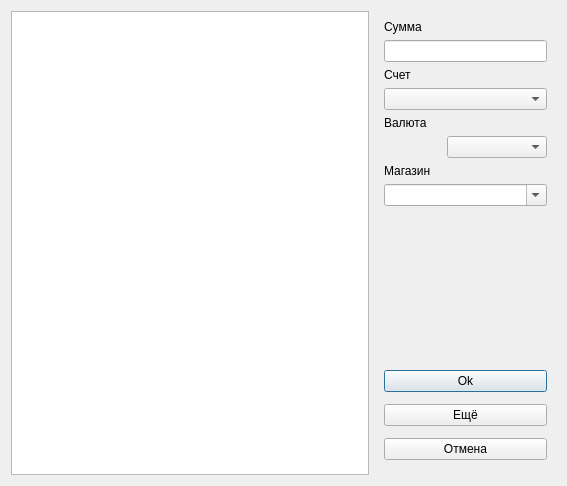
Above: src/gui/forms/document-dialog.ui from barmakuks/home-budget-git before the change. Below: the same form after it.
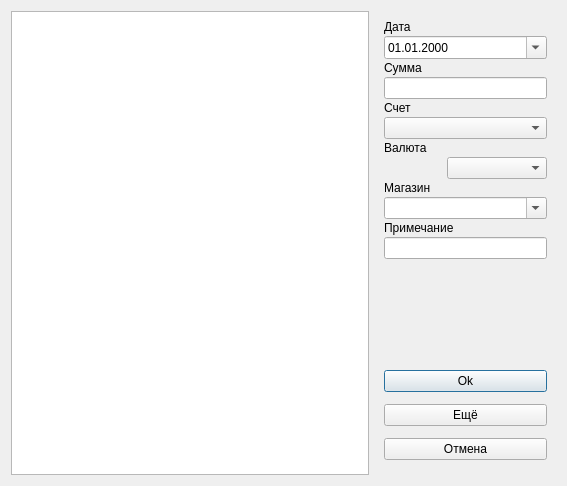
That is the form after the change.

Commit message: DocumentDialog. Save edited document. Button More implemented

Diff of the .ui file:
```diff
--- a/src/gui/forms/document-dialog.ui
+++ b/src/gui/forms/document-dialog.ui
@@ -70,6 +70,26 @@
       <item alignment="Qt::AlignTop">
        <widget class="QWidget" name="widget_2" native="true">
         <layout class="QVBoxLayout" name="verticalLayout_2">
+         <property name="spacing">
+          <number>2</number>
+         </property>
+         <item>
+          <widget class="QLabel" name="label_5">
+           <property name="text">
+            <string>Дата</string>
+           </property>
+          </widget>
+         </item>
+         <item>
+          <widget class="QDateEdit" name="dateEdit">
+           <property name="displayFormat">
+            <string>dd.MM.yyyy</string>
+           </property>
+           <property name="calendarPopup">
+            <bool>true</bool>
+           </property>
+          </widget>
+         </item>
          <item>
           <widget class="QLabel" name="label">
            <property name="text">
@@ -131,6 +151,16 @@
            </property>
           </widget>
          </item>
+         <item>
+          <widget class="QLabel" name="label_6">
+           <property name="text">
+            <string>Примечание</string>
+           </property>
+          </widget>
+         </item>
+         <item>
+          <widget class="QLineEdit" name="noteEdit"/>
+         </item>
         </layout>
        </widget>
       </item>
```
The commit also changes 14 other files.
